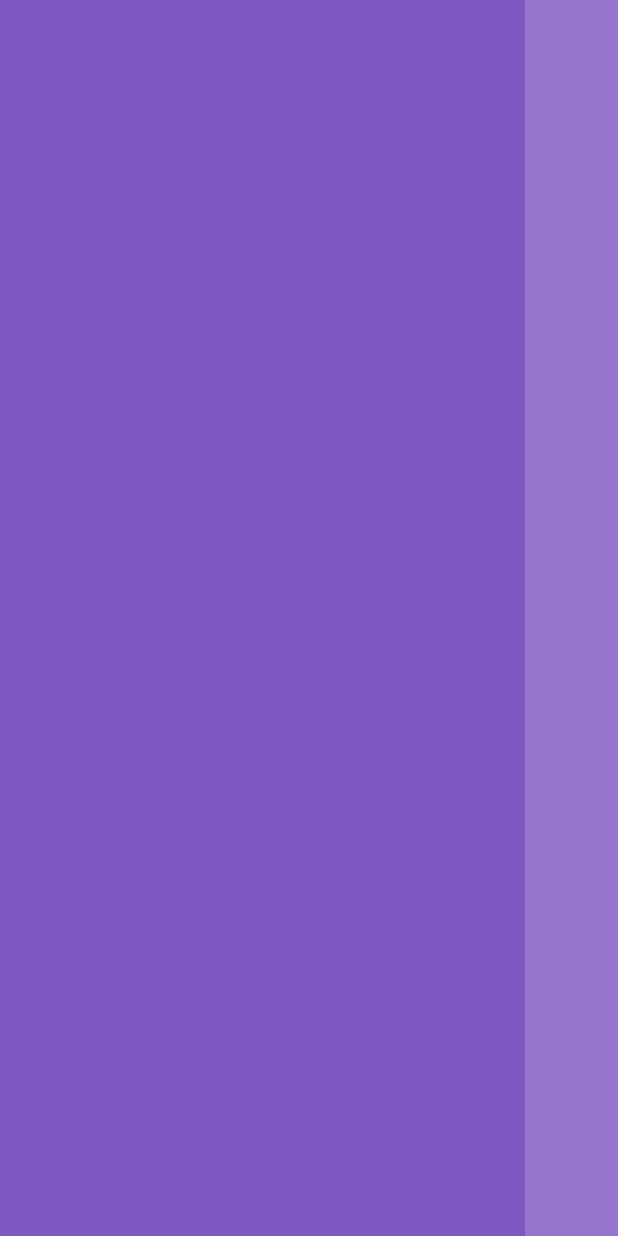
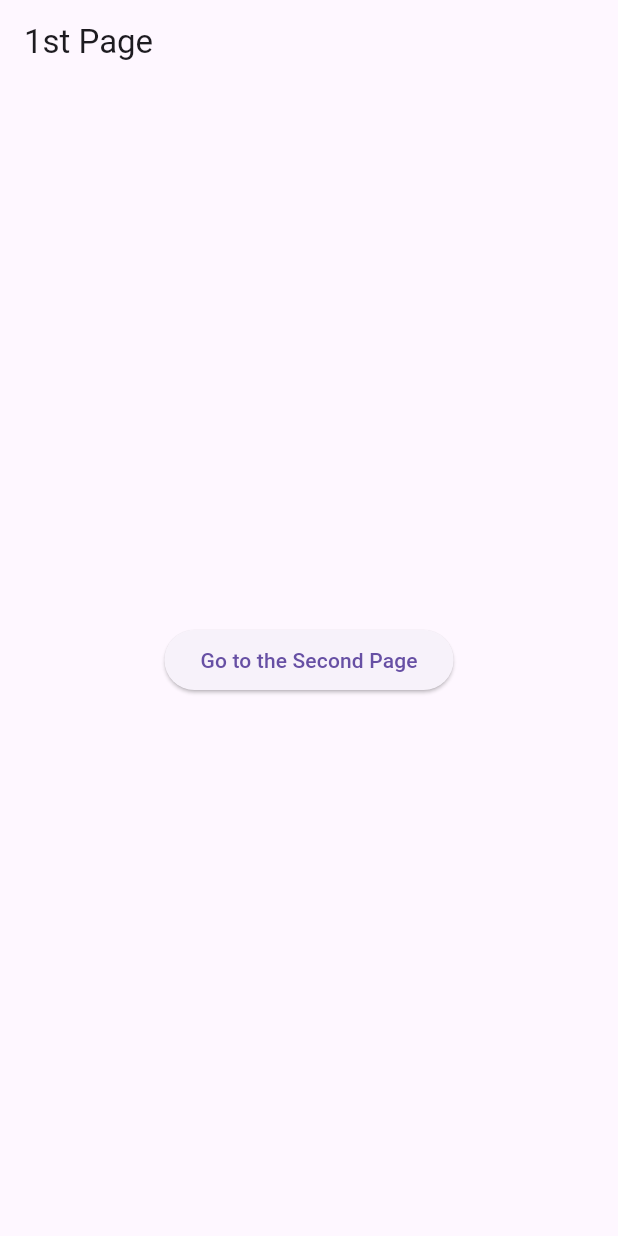
Before and after one commit to shresthasameerman/learning_dart, a Flutter app: the screen it shows after launch, on a phone screen of 412 x 824 dp. Run offline on Flutter 3.47's test engine with Material 3 defaults, Android fonts, the phone set to English and light mode, and no system bars.

Commit message:
learning dart and flutter

```diff
--- a/lib/main.dart
+++ b/lib/main.dart
@@ -1,4 +1,5 @@
 import 'package:flutter/material.dart';
+import 'package:learningdart/pages/first_page.dart';
 
 void main() {
   runApp(const MyApp());
@@ -11,29 +12,10 @@ class MyApp extends StatelessWidget {
   Widget build(BuildContext context) {
     return MaterialApp(
       debugShowCheckedModeBanner: false,
-      home: Scaffold(
-        backgroundColor: Colors.deepPurple.shade100,
-        body: ListView(
-          scrollDirection: Axis.horizontal,
-          children: [
-            Container(
-              height: 350,
-              width: 350,
-              color: Colors.deepPurple.shade400,
-            ),
-            Container(
-              height: 350,
-              width: 350,
-              color: Colors.deepPurple.shade300,
-            ),
-            Container(
-              height: 350,
-              width: 350,
-              color: Colors.deepPurple.shade200,
-            ),
-          ],
-        ),
+      home: FirstPage(
+
       ),
+
     );
   }
 }
--- /dev/null
+++ b/lib/pages/first_page.dart
@@ -0,0 +1,23 @@
+import 'package:flutter/material.dart';
+import 'package:learningdart/pages/second_page.dart';
+
+class FirstPage extends StatelessWidget {
+  const FirstPage({super.key});
+
+  @override
+  Widget build(BuildContext context) {
+    return Scaffold(
+      appBar: AppBar(title: Text("1st Page"),
+      ),
+      body: Center(child: ElevatedButton(child: Text("Go to the Second Page"), onPressed: (){
+        //Navigate to Second Page
+        Navigator.push(context, MaterialPageRoute(
+          builder: (context)=> SecondPage(),
+        )
+        );
+      },
+      ),
+      ),
+    );
+  }
+}
```
